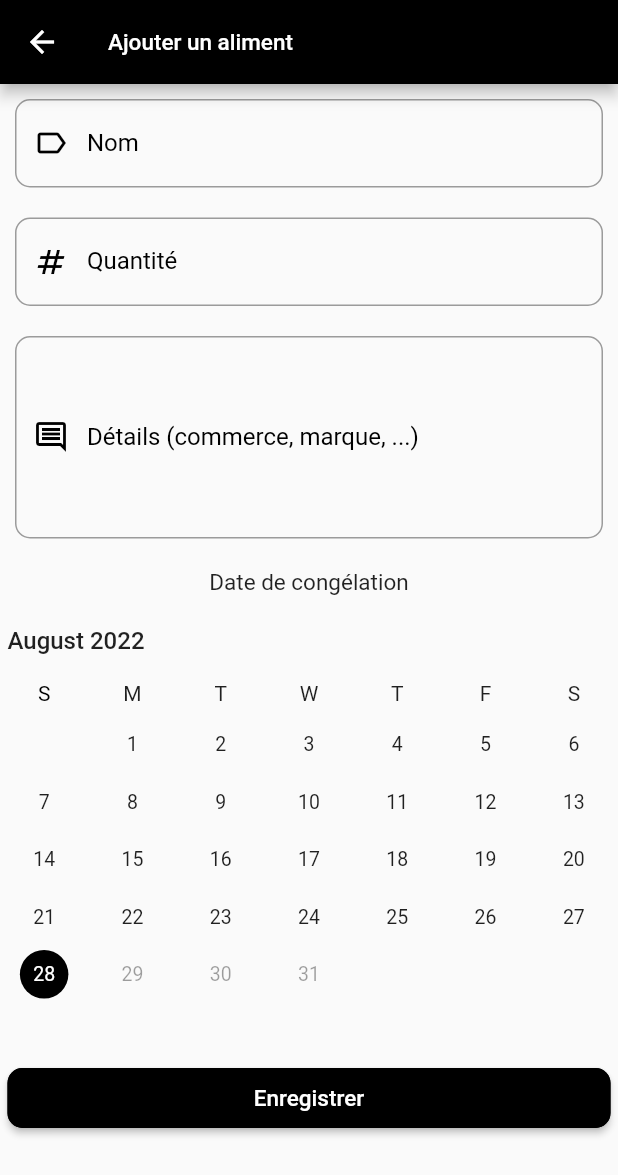
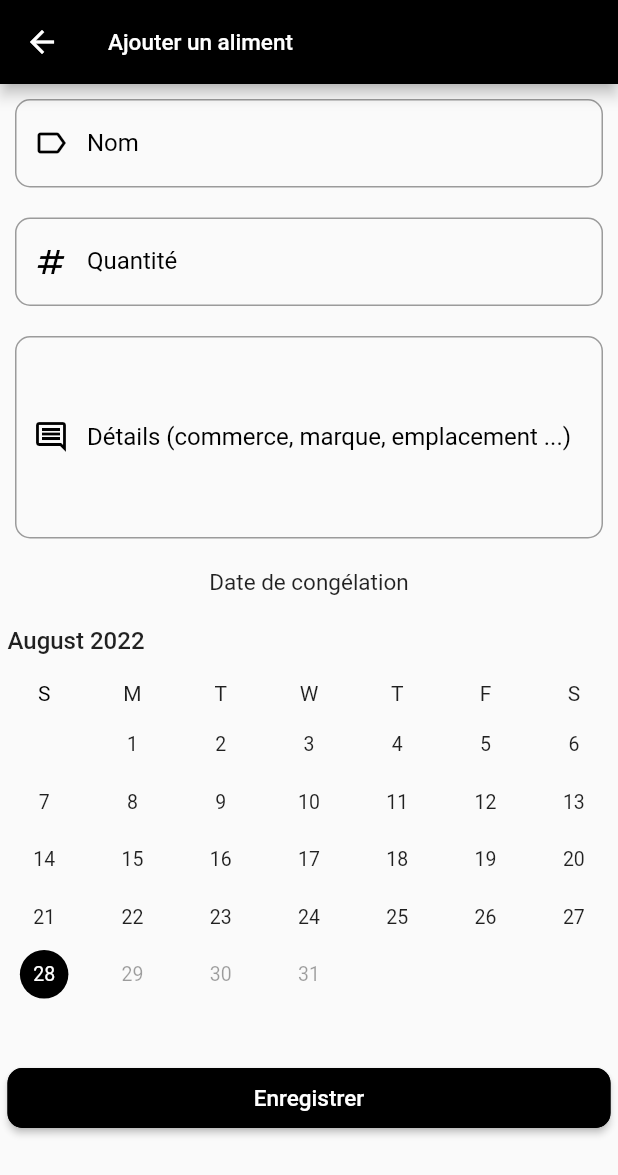
Before and after one commit to garrou/wimf, a Flutter app: the FormFoodPage screen opened directly with empty values, on a phone screen of 412 x 824 dp. Shown: the top 1175 px of the screen. Run offline on Flutter 3.47's test engine with Material 2 defaults, Android fonts, the phone set to English and light mode, and no system bars; drawn by our look-alikes of syncfusion_flutter_datepicker; our stand-ins replace google_fonts, shared_preferences; missing offline and left inert: flutter_guards, http_interceptor; accounts and stored records are empty; statements that could not run were skipped.

Commit message:
Update ListView, tile

```diff
--- a/lib/views/user/categories/categories.dart
+++ b/lib/views/user/categories/categories.dart
@@ -72,9 +72,7 @@ class CategoryTile extends StatelessWidget {
   const CategoryTile({Key? key, required this.category}) : super(key: key);
 
   @override
-  Widget build(BuildContext context) => Padding(
-        padding: const EdgeInsets.all(5.0),
-        child: Card(
+  Widget build(BuildContext context) => Card(
         elevation: 10,
         child: InkWell(
           onTap: () {
@@ -95,6 +93,5 @@ class CategoryTile extends StatelessWidget {
             ),
           ),
         ),
-        ),
       );
 }
--- a/lib/views/user/categories/food/form.dart
+++ b/lib/views/user/categories/food/form.dart
@@ -124,11 +124,11 @@ class _FoodFormState extends State<FoodForm> {
             ),
             AppTextField(
               textfieldController: _details,
-              label: 'Détails (commerce, marque, ...)',
+              label: 'Détails (commerce, marque, emplacement ...)',
               icon: Icon(Icons.comment_outlined,
                   color: Theme.of(context).primaryColor),
               keyboardType: TextInputType.text,
-              validator: (value) => maxLengthValidator(value, 255),
+              validator: (value) => maxLengthValidator(value, 1000),
               maxLines: 5,
             ),
             Padding(
```
Also changed, not shown: lib/views/user/search/search.dart (+4 -4 lines), lib/widgets/food_tile.dart (+3 -6 lines). Lines whose indentation alone changed are shown as unchanged.
